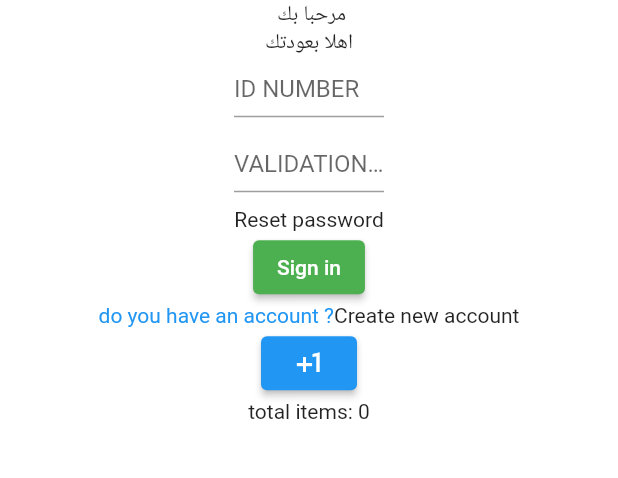
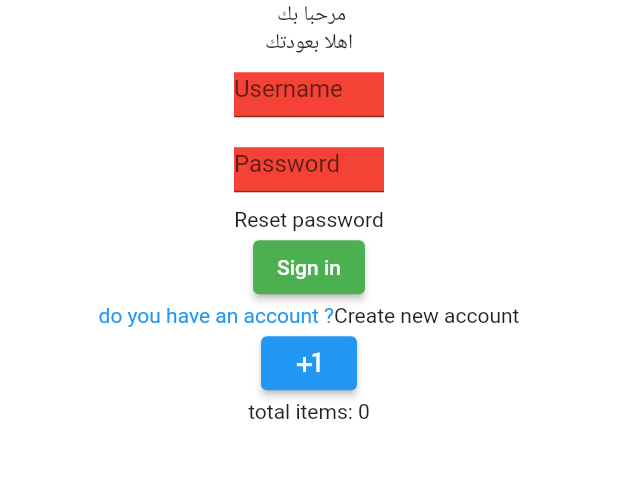
Before and after one commit to 4shahad/AmeenApp, a Flutter app: the screen it shows after launch, after a tap on "Sign in", on a phone screen of 412 x 824 dp, the part 596-1074 px from its top. Run offline on Flutter 3.47's test engine with Material 2 defaults, Android fonts, the phone set to English and light mode, and no system bars.

Commit message:
Update Login

```diff
--- a/lib/login.dart
+++ b/lib/login.dart
@@ -1,9 +1,65 @@
 import 'package:flutter/material.dart';
 
-class Login extends StatelessWidget {
+// class Login extends StatelessWidget {
+//   const Login({
+//     super.key,
+//   });
+
+//   @override
+//   Widget build(BuildContext context) {
+//     return Column(
+//       children: [
+//         Container(
+//           height: 30,
+//           width: 100,
+//           margin: EdgeInsets.all(10),
+//           color: Colors.white,
+//           child: TextField(
+//             decoration: InputDecoration(hintText: "ID NUMBER"),
+//           ),
+//         ),
+//         Container(
+//           height: 30,
+//           width: 100,
+//           margin: EdgeInsets.all(10),
+//           color: Colors.white,
+//           child: TextField(
+//             decoration: InputDecoration(hintText: 'VALIDATION NUMBER'),
+//           ),
+//         ),
+//         Text('Reset password'),
+//         ElevatedButton(
+//             style: ElevatedButton.styleFrom(backgroundColor: Colors.green),
+//             onPressed: () => {print("Sign in")},
+//             child: Text("Sign in"))
+//       ],
+//     );
+//   }
+// }
+
+class Login extends StatefulWidget {
   const Login({
     super.key,
   });
+
+  @override
+  State<Login> createState() => _LoginState();
+}
+
+class _LoginState extends State<Login> {
+  bool correctEntry = true;
+  String username = "";
+  String password = "";
+
+  checkUsernamePassword() {
+    setState(() {
+      if (username == "" || password == "") {
+        correctEntry = false;
+      } else {
+        correctEntry = true;
+      }
+    });
+  }
 
   @override
   Widget build(BuildContext context) {
@@ -13,24 +69,26 @@ class Login extends StatelessWidget {
           height: 30,
           width: 100,
           margin: EdgeInsets.all(10),
-          color: Colors.white,
+          color: correctEntry ? Colors.white : Colors.red,
           child: TextField(
-            decoration: InputDecoration(hintText: "ID NUMBER"),
+            onChanged: (value) => {username = value},
+            decoration: InputDecoration(hintText: "Username"),
           ),
         ),
         Container(
           height: 30,
           width: 100,
           margin: EdgeInsets.all(10),
-          color: Colors.white,
+          color: correctEntry ? Colors.white : Colors.red,
           child: TextField(
-            decoration: InputDecoration(hintText: 'VALIDATION NUMBER'),
+            onChanged: (value) => {password = value},
+            decoration: InputDecoration(hintText: 'Password'),
           ),
         ),
         Text('Reset password'),
         ElevatedButton(
             style: ElevatedButton.styleFrom(backgroundColor: Colors.green),
-            onPressed: () => {print("Sign in")},
+            onPressed: checkUsernamePassword,
             child: Text("Sign in"))
       ],
     );
--- a/lib/main.dart
+++ b/lib/main.dart
@@ -1,4 +1,4 @@
-import 'dart:html';
+// import 'dart:html';
 import 'MyWidget.dart';
 import 'package:flutter/material.dart';
 import 'intro.dart';
```
Also changed, not shown: lib/count.dart (added, +31 -0 lines).
